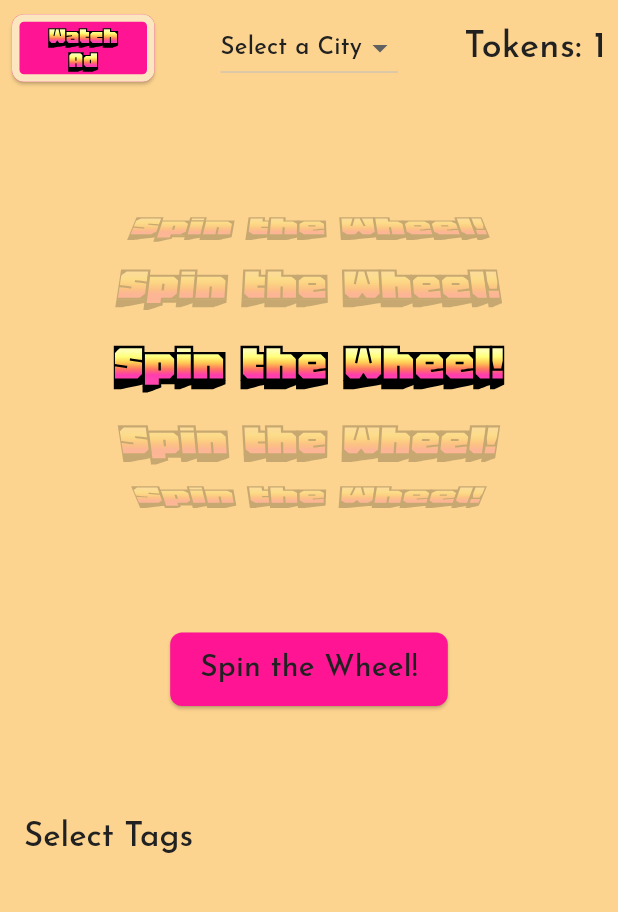
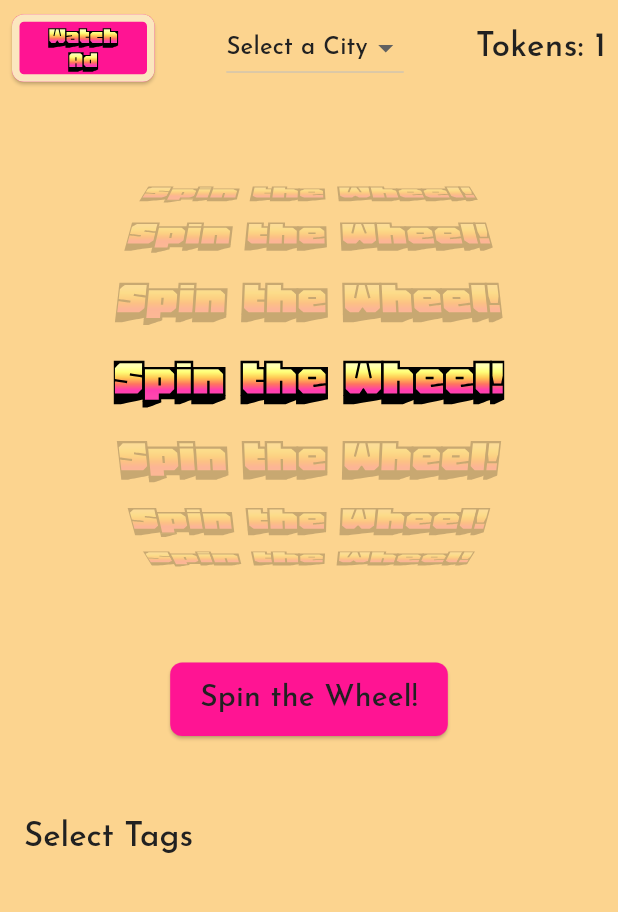
Before and after one commit to Goon-Bug/date-ideas-app-stripped, a Flutter app: the screen it shows after launch, on a phone screen of 412 x 824 dp, the part 84-996 px from its top. Run offline on Flutter 3.47's test engine with Material 3 defaults, Android fonts, the phone set to English and light mode, and no system bars; our stand-ins replace bloc, dropdown_button2, equatable, flutter_bloc, flutter_markdown, flutter_secure_storage and 5 more; missing offline and left inert: dart_jsonwebtoken; accounts and stored records are empty.

Commit message:
Adjust font size of token display, increase height of content area, and modify padding in DateIdeasWheelPage

```diff
--- a/frontend/flutter/my_app/lib/main/view/dates_wheel_page.dart
+++ b/frontend/flutter/my_app/lib/main/view/dates_wheel_page.dart
@@ -168,7 +168,7 @@ class MainTopRow extends StatelessWidget {
             padding: const EdgeInsets.only(right: 8.0),
             child: Text(
               'Tokens: ${context.watch<TokenCubit>().state.tokenCount}',
-              style: const TextStyle(fontSize: 24),
+              style: const TextStyle(fontSize: 22),
             ),
           ),
         ],
@@ -330,7 +330,7 @@ class _DateIdeasWheelContentState extends State<DateIdeasWheelContent> {
           flex: 2,
           child: Center(
             child: SizedBox(
-              height: 200,
+              height: 260,
               child: BlocConsumer<DatesScrollerBloc, DatesScrollerState>(
                 listener: (context, state) {
                   if (state is DatesScrollerSpinTo) {
@@ -404,7 +404,7 @@ class _DateIdeasWheelContentState extends State<DateIdeasWheelContent> {
           ),
         ),
         Padding(
-          padding: const EdgeInsets.only(bottom: 60.0),
+          padding: const EdgeInsets.only(bottom: 40.0),
           child: ElevatedButton(
             style: ElevatedButton.styleFrom(
               padding: const EdgeInsets.symmetric(horizontal: 20, vertical: 10),
@@ -542,6 +542,7 @@ class _DateIdeasWheelContentState extends State<DateIdeasWheelContent> {
                   ),
                 ),
                 const SizedBox(height: 10),
+                Divider(),
                 ElevatedButton(
                   style: ElevatedButton.styleFrom(
                     backgroundColor: Theme.of(context).colorScheme.primary,
```
